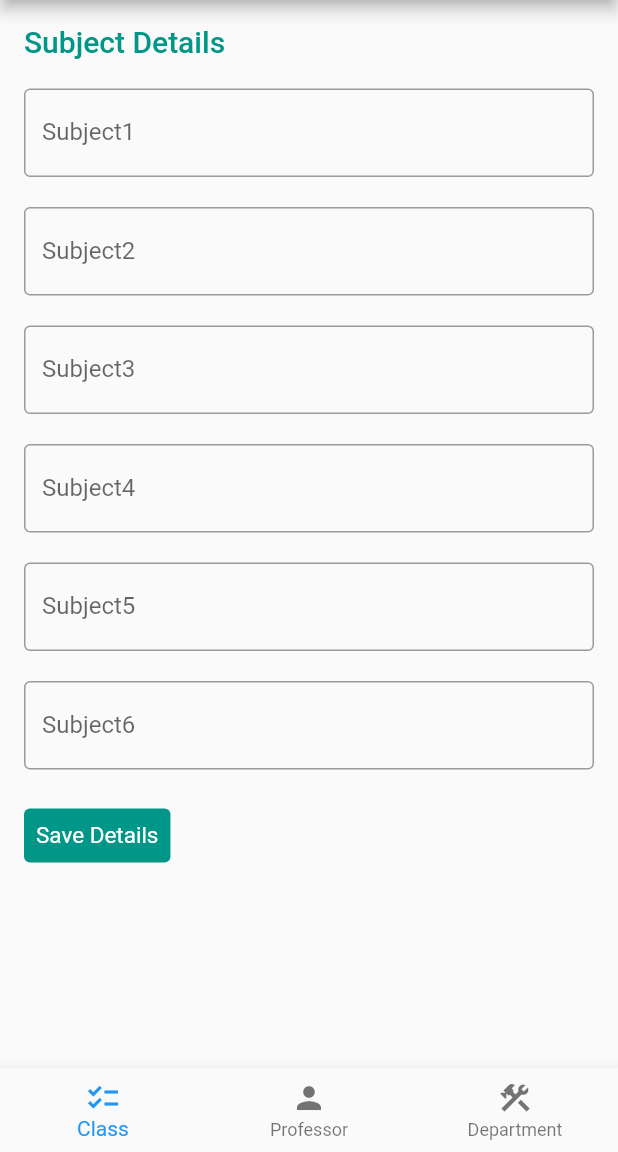
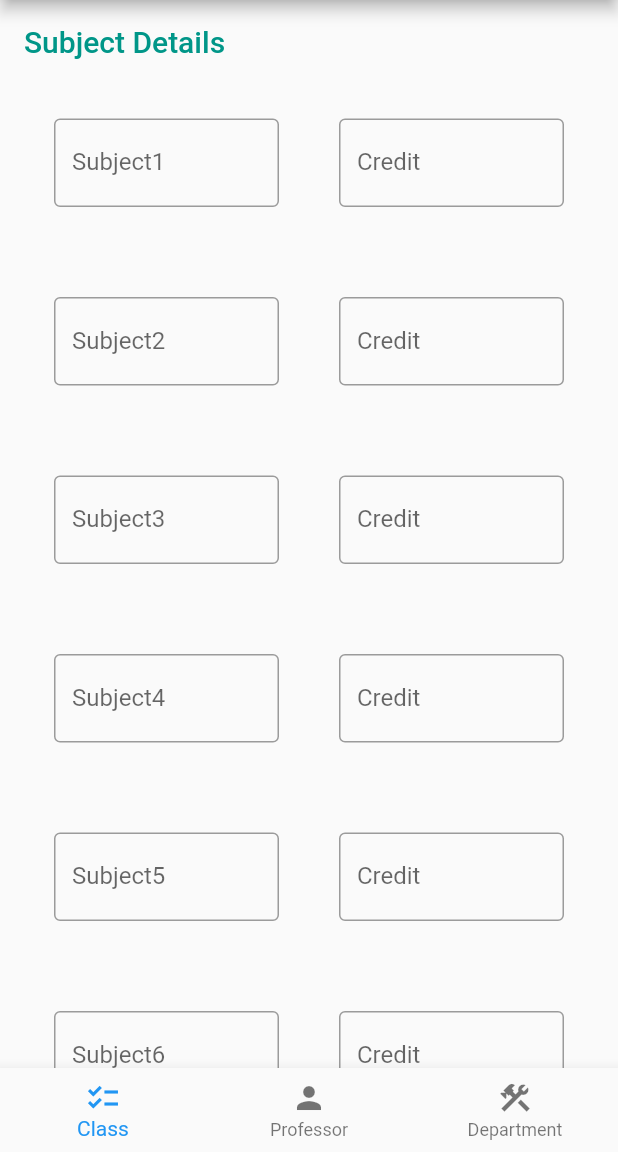
Before and after one commit to mgokulakrishnan08/TimeTableGeneration, a Flutter app: the AddDetails screen opened directly, on a phone screen of 412 x 824 dp, the part 84-1236 px from its top. Run offline on Flutter 3.47's test engine with Material 2 defaults, Android fonts, the phone set to English and light mode, and no system bars.

Commit message:
Credits added

```diff
--- a/time_table/lib/main.dart
+++ b/time_table/lib/main.dart
@@ -55,7 +55,8 @@ class _AddUserState extends State<AddUser>{
                 const SizedBox(
                   height: 20.0,
                 ),
-                TextField(
+
+                   TextField(
                   controller: _userNameController,
                   decoration: InputDecoration(
                     border: const OutlineInputBorder(),
--- a/time_table/lib/screens/AddDetails.dart
+++ b/time_table/lib/screens/AddDetails.dart
@@ -45,79 +45,180 @@ class _AddDetailsState extends State<AddDetails> {
               const SizedBox(
                 height: 20.0,
               ),
-              TextField(
+
+                Row(
+                  mainAxisAlignment:MainAxisAlignment.spaceBetween,
+                  children: <Widget>[
+                    Flexible(
+                      child: Padding(
+                        padding: const EdgeInsets.all(20.0),
+                        child: TextField(
                   controller: _userSub1Controller,
                   decoration: InputDecoration(
                     border: const OutlineInputBorder(),
                     hintText: 'Enter Subject1',
                     labelText: 'Subject1',
                     errorText:
-                        _validateSub1 ? 'Name Value Can\'t Be Empty' : null,
-                  )),
+                        _validateSub1 ? 'Subject Value Can\'t Be Empty' : null,
+                  )))),
+                  Flexible(
+                      child: Padding(
+                        padding: const EdgeInsets.all(20.0),
+                        child: TextField(
+                  controller: _userSub1Controller,
+                  decoration: const InputDecoration(
+                    border: OutlineInputBorder(),
+                    hintText: 'Enter Subject1 Credit',
+                    labelText: 'Credit',
+
+                  ))))]),
+
+
               const SizedBox(
                 height: 20.0,
               ),
-              TextField(
-                  controller: _userSub2Controller,
+              Row(
+                  mainAxisAlignment:MainAxisAlignment.spaceBetween,
+                  children: <Widget>[
+                    Flexible(
+                      child: Padding(
+                        padding: const EdgeInsets.all(20.0),
+                        child: TextField(
+                  controller: _userSub1Controller,
                   decoration: InputDecoration(
                     border: const OutlineInputBorder(),
                     hintText: 'Enter Subject2',
                     labelText: 'Subject2',
-                    errorText: _validateSub2
-                        ? 'Contact Value Can\'t Be Empty'
-                        : null,
-                  )),
+                    errorText:
+                        _validateSub2 ? 'Subject Value Can\'t Be Empty' : null,
+                  )))),
+                  Flexible(
+                      child: Padding(
+                        padding: const EdgeInsets.all(20.0),
+                        child: TextField(
+                  controller: _userSub1Controller,
+                  decoration: const InputDecoration(
+                    border: OutlineInputBorder(),
+                    hintText: 'Enter Subject2 Credit',
+                    labelText: 'Credit',
+
+                  ))))]),
               const SizedBox(
                 height: 20.0,
               ),
-              TextField(
-                  controller: _userSub3Controller,
+              Row(
+                  mainAxisAlignment:MainAxisAlignment.spaceBetween,
+                  children: <Widget>[
+                    Flexible(
+                      child: Padding(
+                        padding: const EdgeInsets.all(20.0),
+                        child: TextField(
+                  controller: _userSub1Controller,
                   decoration: InputDecoration(
                     border: const OutlineInputBorder(),
                     hintText: 'Enter Subject3',
                     labelText: 'Subject3',
-                    errorText: _validateSub3
-                        ? 'Description Value Can\'t Be Empty'
-                        : null,
-                  )),
+                    errorText:
+                        _validateSub3 ? 'Subject Value Can\'t Be Empty' : null,
+                  )))),
+                  Flexible(
+                      child: Padding(
+                        padding: const EdgeInsets.all(20.0),
+                        child: TextField(
+                  controller: _userSub1Controller,
+                  decoration: const InputDecoration(
+                    border: OutlineInputBorder(),
+                    hintText: 'Enter Subject3 Credit',
+                    labelText: 'Credit',
+
+                  ))))]),
               const SizedBox(
                 height: 20.0,
               ),
-              TextField(
-                  controller: _userSub4Controller,
+              Row(
+                  mainAxisAlignment:MainAxisAlignment.spaceBetween,
+                  children: <Widget>[
+                    Flexible(
+                      child: Padding(
+                        padding: const EdgeInsets.all(20.0),
+                        child: TextField(
+                  controller: _userSub1Controller,
                   decoration: InputDecoration(
                     border: const OutlineInputBorder(),
                     hintText: 'Enter Subject4',
                     labelText: 'Subject4',
-                    errorText: _validateSub4
-                        ? 'Description Value Can\'t Be Empty'
-                        : null,
-                  )),
+                    errorText:
+                        _validateSub4 ? 'Subject Value Can\'t Be Empty' : null,
+                  )))),
+                  Flexible(
+                      child: Padding(
+                        padding: const EdgeInsets.all(20.0),
+                        child: TextField(
+                  controller: _userSub1Controller,
+                  decoration: const InputDecoration(
+                    border: OutlineInputBorder(),
+                    hintText: 'Enter Subject4 Credit',
+                    labelText: 'Credit',
+
+                  ))))]),
               const SizedBox(
                 height: 20.0,
               ),
-              TextField(
-                  controller: _userSub5Controller,
+              Row(
+                  mainAxisAlignment:MainAxisAlignment.spaceBetween,
+                  children: <Widget>[
+                    Flexible(
+                      child: Padding(
+                        padding: const EdgeInsets.all(20.0),
+                        child: TextField(
+                  controller: _userSub1Controller,
                   decoration: InputDecoration(
                     border: const OutlineInputBorder(),
                     hintText: 'Enter Subject5',
                     labelText: 'Subject5',
-                    errorText: _validateSub5
-                        ? 'Description Value Can\'t Be Empty'
-                        : null,
-                  )),
+                    errorText:
+                        _validateSub5 ? 'Subject Value Can\'t Be Empty' : null,
+                  )))),
+                  Flexible(
+                      child: Padding(
+                        padding: const EdgeInsets.all(20.0),
+                        child: TextField(
+                  controller: _userSub1Controller,
+                  decoration: const InputDecoration(
+                    border: OutlineInputBorder(),
+                    hintText: 'Enter Subject5 Credit',
+                    labelText: 'Credit',
+
+                  ))))]),
               const SizedBox(
                 height: 20.0,
               ),
-              TextField(
-                  controller: _userSub6Controller,
+              Row(
+                  mainAxisAlignment:MainAxisAlignment.spaceBetween,
+                  children: <Widget>[
+                    Flexible(
+                      child: Padding(
+                        padding: const EdgeInsets.all(20.0),
+                        child: TextField(
+                  controller: _userSub1Controller,
                   decoration: InputDecoration(
                     border: const OutlineInputBorder(),
                     hintText: 'Enter Subject6',
                     labelText: 'Subject6',
-                    errorText: _validateSub6
-                        ? 'Description Value Can\'t Be Empty': null,
-                  )),
+                    errorText:
+                        _validateSub6 ? 'Subject Value Can\'t Be Empty' : null,
+                  )))),
+                  Flexible(
+                      child: Padding(
+                        padding: const EdgeInsets.all(20.0),
+                        child: TextField(
+                  controller: _userSub1Controller,
+                  decoration: const InputDecoration(
+                    border: OutlineInputBorder(),
+                    hintText: 'Enter Subject6 Credit',
+                    labelText: 'Credit',
+
+                  ))))]),
               const SizedBox(
                 height: 20.0,
               ),
```
